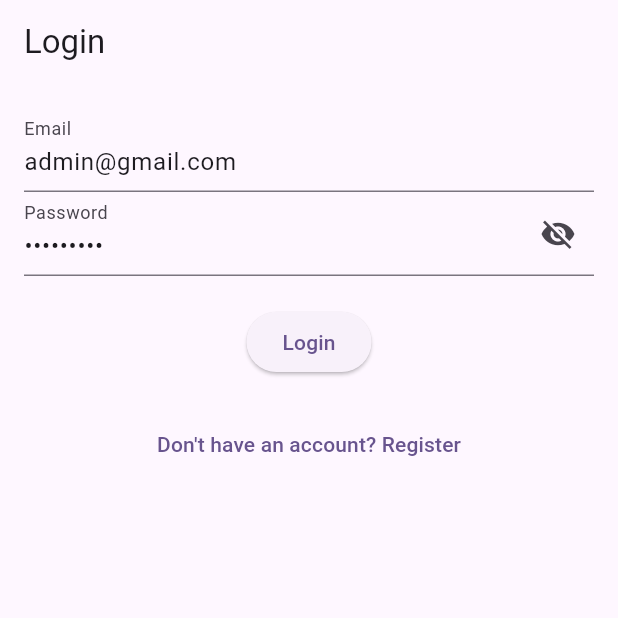
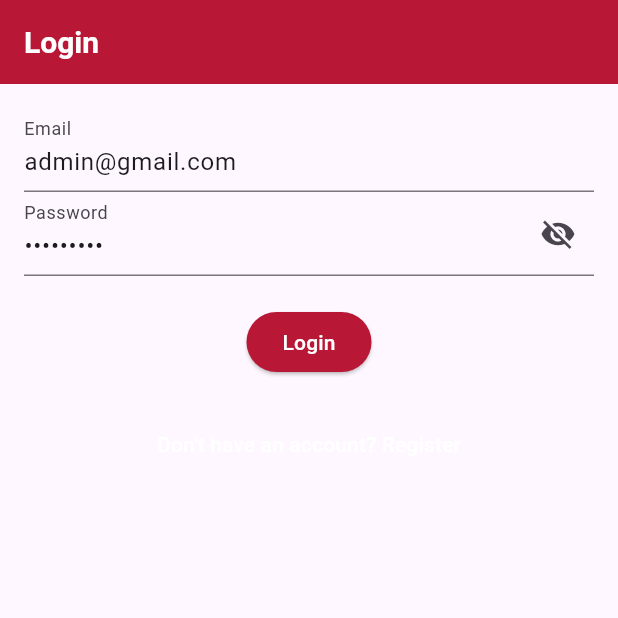
Before and after one commit to SubhasreeCodes/flutter_supabase, a Flutter app: the screen it shows after launch, in the side drawer, after a tap on "Login", on a phone screen of 412 x 824 dp, the top half of it. Run offline on Flutter 3.47's test engine with Material 3 defaults, Android fonts, the phone set to English and light mode, and no system bars; our stand-ins replace flutter_dotenv, flutter_secure_storage, fluttertoast, shared_preferences, supabase_flutter; accounts and stored records are empty.

Commit message:
redTheme added

```diff
--- a/lib/main.dart
+++ b/lib/main.dart
@@ -1,14 +1,14 @@
 import 'package:flutter/material.dart';
+import 'package:flutter_dotenv/flutter_dotenv.dart';
 import 'package:flutter_supabase/screens/HomeScreen.dart';
-// import 'package:flutter_supabase/screens/LoginScreen.dart';
+import 'package:flutter_supabase/services/UiProvider.dart';
+import 'package:flutter_supabase/screens/HomeScreen.dart';
+import 'package:flutter_supabase/services/UiProvider.dart';
+import 'package:provider/provider.dart';
 import 'package:supabase_flutter/supabase_flutter.dart';
 
-import 'package:flutter_supabase/services/UiProvider.dart';
-import 'package:provider/provider.dart';
+void main() async {
 
-import 'package:flutter_dotenv/flutter_dotenv.dart';
-
-void main() async {
   WidgetsFlutterBinding.ensureInitialized();
 
   await dotenv.load(fileName: ".env");
@@ -18,10 +18,13 @@ void main() async {
     anonKey: dotenv.env['SUPA_BASE_ANON_KEY'] ?? "",
   );
 
-  runApp(MyApp());
+  runApp(const MyApp());
 }
 
 class MyApp extends StatelessWidget {
+  const MyApp({super.key});
+
+  // This widget is the root of your application.
   @override
   Widget build(BuildContext context) {
     return ChangeNotifierProvider(
@@ -29,18 +32,22 @@ class MyApp extends StatelessWidget {
       child: Consumer<UiProvider>(
         builder: (context, UiProvider notifier, child) {
           return MaterialApp(
+
             debugShowCheckedModeBanner: false,
 
             //By default theme setting, you can also set system
             // when your mobile theme is dark the app also become dark
             themeMode: notifier.isDark ? ThemeMode.dark : ThemeMode.light,
+
             //Our custom theme applied
             darkTheme: notifier.isDark ? notifier.darkTheme : notifier.lightTheme,
-            theme: ThemeData(
-              colorScheme: ColorScheme.fromSeed(seedColor: Colors.deepPurple),
-              useMaterial3: true,
-            ),
+
+            theme: notifier.isDark
+                ? notifier.darkTheme // dark theme applied
+                : notifier.redTheme, // pink theme applied when not dark
+
             home: HomeScreen(title: 'Home'),
+
           );
         },
       ),
--- a/lib/services/UiProvider.dart
+++ b/lib/services/UiProvider.dart
@@ -23,6 +23,67 @@ class UiProvider extends ChangeNotifier{
   );
 
   //Now we want to save the last changed theme value
+  final redTheme = ThemeData(
+    primaryColor: Color(0xffB81736), // Hex #2196F3 (Blue),
+    brightness: Brightness.light,
+    primaryColorDark: Colors.pinkAccent,
+    // AppBar Theme
+    appBarTheme: AppBarTheme(
+      backgroundColor: Color(0xffB81736), // Pink AppBar
+      titleTextStyle: TextStyle(color: Colors.white, fontSize: 20, fontWeight: FontWeight.bold),
+      iconTheme: IconThemeData(color: Colors.white), // AppBar icons color
+    ),
+    // Button Theme
+    buttonTheme: ButtonThemeData(
+      buttonColor: Color(0xffB81736), // Default button color
+      textTheme: ButtonTextTheme.primary,
+    ),
+    // Elevated Button Theme
+    elevatedButtonTheme: ElevatedButtonThemeData(
+      style: ElevatedButton.styleFrom(
+        foregroundColor: Colors.white, // Button text color
+        backgroundColor: Color(0xffB81736), // Button background color
+      ),
+    ),
+    // TextButton Theme
+    textButtonTheme: TextButtonThemeData(
+      style: TextButton.styleFrom(
+        // backgroundColor: Colors.pink, // TextButton color
+        foregroundColor: Colors.white, // TextButton color
+      ),
+    ),
+    // Bottom Navigation Bar Theme
+    bottomNavigationBarTheme: BottomNavigationBarThemeData(
+      backgroundColor: Color(0xFFB81736), // Background color
+      selectedItemColor: Colors.white, // Selected icon & text color
+      unselectedItemColor: Colors.white70, // Unselected icon & text color
+      selectedLabelStyle: TextStyle(fontSize: 14, fontWeight: FontWeight.bold), // Selected text style
+      unselectedLabelStyle: TextStyle(fontSize: 12), // Unselected text style
+    ),
+    // Icon Theme
+    iconTheme: IconThemeData(color: Colors.pink), // Default icon color
+    primaryIconTheme: IconThemeData(color: Colors.white), // Primary icon color (AppBar, etc.)
+    // Text Theme
+    // textTheme: TextTheme(
+    //   bodyLarge: TextStyle(color: Colors.pinkAccent, fontSize: 18), // Large text
+    //   bodyMedium: TextStyle(color: Colors.pink, fontSize: 16), // Medium text
+    //   bodySmall: TextStyle(color: Colors.pink, fontSize: 14), // Small text
+    //   titleLarge: TextStyle(color: Colors.white, fontSize: 22, fontWeight: FontWeight.bold), // Large titles
+    // ),
+    // Navigation Drawer Theme
+    navigationDrawerTheme: NavigationDrawerThemeData(
+      backgroundColor: Color(0xffB81736),
+      surfaceTintColor: Colors.white,
+      shadowColor: Colors.black54,
+      indicatorColor: Colors.white70,
+      // shape: RoundedRectangleBorder(
+      //   borderRadius: BorderRadius.only(
+      //     topRight: Radius.circular(16),
+      //     bottomRight: Radius.circular(16),
+      //   ),
+      // ),
+    ),
+  );
 
 
   //Dark mode toggle action
```
